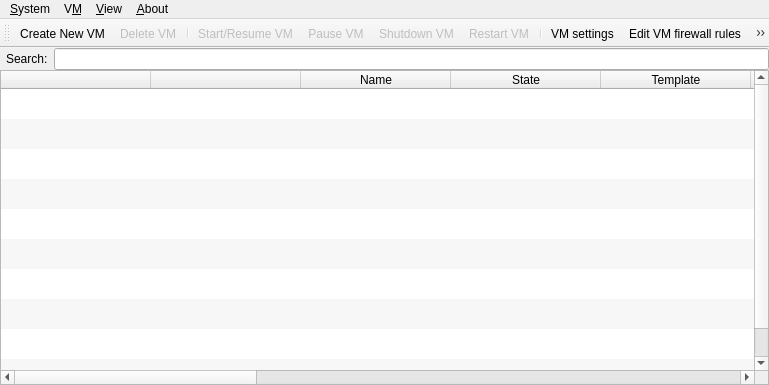
The window that mainwindow.ui (QubesOS/qubes-manager) describes before a commit, drawn with Qt 5.
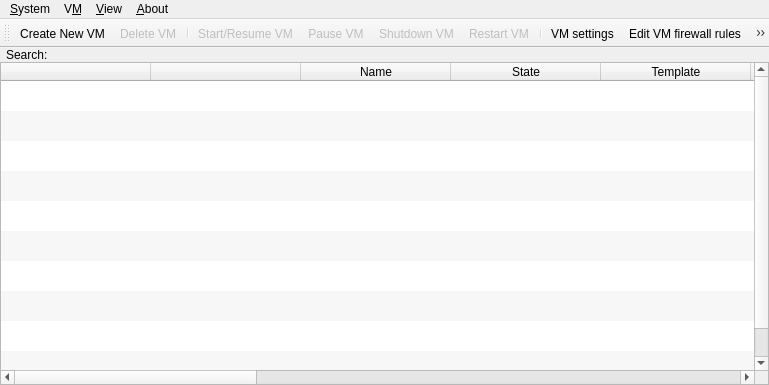
The same window after the commit. Icons and pictures are not drawn.

Commit message:
Select search box contents on focus
Attempt #2

```diff
--- a/mainwindow.ui
+++ b/mainwindow.ui
@@ -72,9 +72,6 @@
         </property>
        </widget>
       </item>
-      <item>
-       <widget class="QLineEdit" name="searchbox"/>
-      </item>
      </layout>
     </item>
     <item row="1" column="0">
```
Left out of the diff: 2 changed lines with no effect on the pictures. The commit also changes 1 other file.
